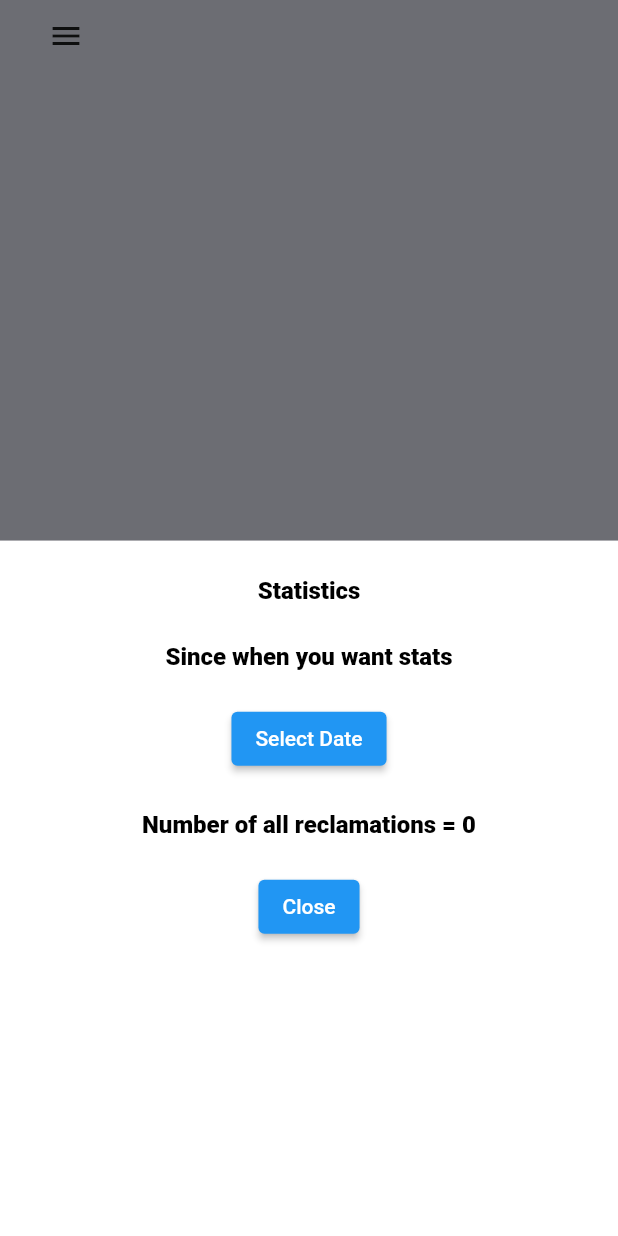
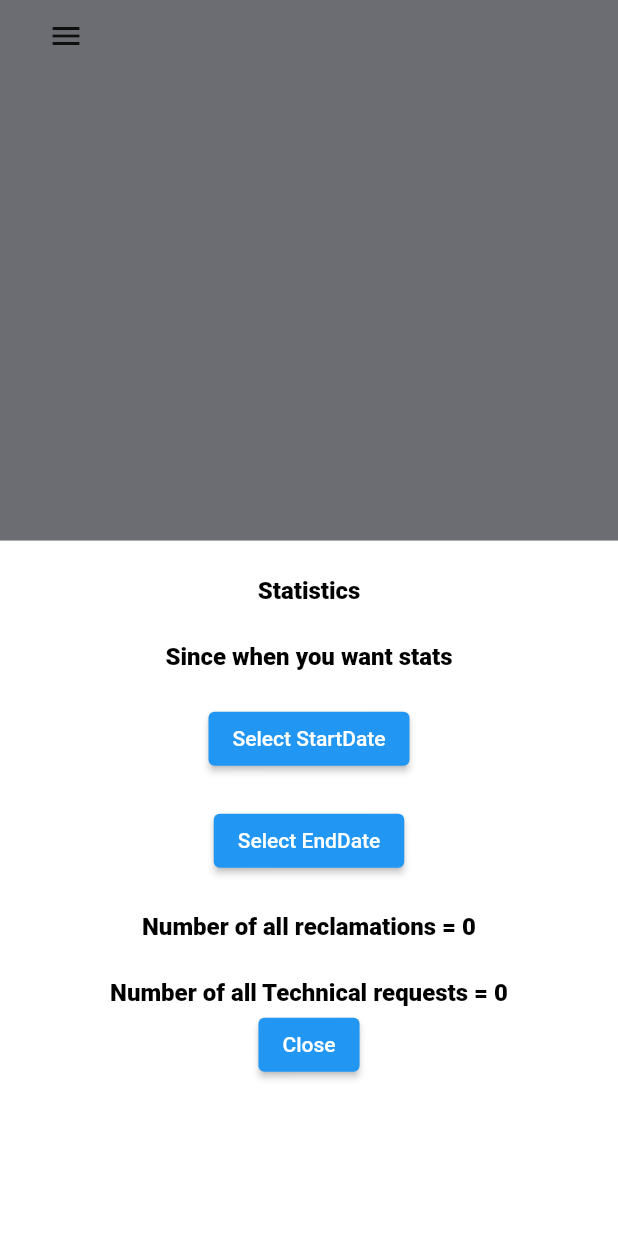
Before and after one commit to IE78945/projet_fin_annee_2gt_web, a Flutter app: the screen it shows after launch, after a tap on "Sign In", after a tap on "View Statistics", on a phone screen of 412 x 824 dp. Run offline on Flutter 3.47's test engine with Material 2 defaults, Android fonts, the light colour scheme and no system bars; our stand-ins replace cloud_firestore, csv, firebase_auth, firebase_core, flutter_svg, get and 2 more; missing offline and left inert: dart:html; accounts and stored records are empty; Roboto replaces fonts that are missing (Intel); statements that could not run were skipped.

Commit message:
New Update

```diff
--- a/lib/screens/main/components/list_of_emails.dart
+++ b/lib/screens/main/components/list_of_emails.dart
@@ -24,7 +24,8 @@
   int? clickedDiscussionIndex;
   String onSortBySelected;
   final Function(String?, String, String) updateEmailScreen;
-
+  DateTime? selectedStartDate;
+  DateTime? selectedEndDate;
   ListOfEmails({
     Key? key,
     this.clickedDiscussionIndex,
@@ -39,6 +40,9 @@
 }
 
 class _ListOfEmailsState extends State<ListOfEmails> {
+
+  late DateTime _selectedStartDate;
+  late DateTime _selectedEndDate;
 
   late int _activeIndex ;
 
@@ -75,6 +79,8 @@
     else {
       _activeIndex = widget.clickedDiscussionIndex!;
     }
+    _selectedStartDate = widget.selectedStartDate ?? DateTime.now();
+    _selectedEndDate = widget.selectedEndDate ?? DateTime.now();
     super.initState();
   }
 
@@ -285,12 +291,18 @@
               ),
               SizedBox(height: kDefaultPadding),
               ElevatedButton(
-                onPressed: () => _selectDate(context),
-                child: Text('Select Date'),
+                onPressed: () => _selectDate(context, true),
+
+                  child: Text('Select StartDate'),
+              ),
+              SizedBox(height: kDefaultPadding),
+              ElevatedButton(
+                onPressed: () => _selectDate(context, false),
+                child: Text('Select EndDate'),
               ),
               SizedBox(height: kDefaultPadding),
               FutureBuilder<int>(
-                future: FirebaseFirestore.instance.collection('Chats').get().then((snapshot) => snapshot.size),
+                future: getReclamationsCount(),
                 builder: (context, snapshot) {
                   if (snapshot.connectionState == ConnectionState.waiting) {
                     return const CircularProgressIndicator();
@@ -310,8 +322,28 @@
                   }
                 },
               ),
-
               SizedBox(height: kDefaultPadding),
+              FutureBuilder<int>(
+                future: getTypeCount(),
+                builder: (context, snapshot) {
+                  if (snapshot.connectionState == ConnectionState.waiting) {
+                    return const CircularProgressIndicator();
+                  } else if (snapshot.hasError) {
+                    return const Text('Error retrieving number');
+                  } else {
+                    final number = snapshot.data;
+                    return Text(
+                      'Number of all Technical requests = $number',
+                      style: const TextStyle(
+                        height: 1.5,
+                        color: Colors.black,
+                        fontWeight: FontWeight.w900,
+                        fontSize: 16,
+                      ),
+                    );
+                  }
+                },
+              ),
               ElevatedButton(
                 onPressed: () {
                   Navigator.of(context).pop(); // Close the popup
@@ -325,18 +357,55 @@
     );
   }
 
-  DateTime selectedDate = DateTime.now();
+  Future<int> getTypeCount() async {
+    // Convert the start and end dates to Firestore Timestamps
+    final startTimestamp = Timestamp.fromDate(_selectedStartDate);
+    final endTimestamp = Timestamp.fromDate(_selectedEndDate.add(Duration(days: 1)));
 
-  Future<void> _selectDate(BuildContext context) async {
+    // Fetch discussions based on the selected date interval and type
+    final querySnapshot = await FirebaseFirestore.instance
+        .collection('Chats')
+        .where('Type', isEqualTo: 'Technical Request')
+        //.where('LastMessageDate', isGreaterThanOrEqualTo: startTimestamp)
+        //.where('LastMessageDate', isLessThan: endTimestamp)
+        .get();
+
+    // Return the count of discussions
+    return querySnapshot.size;
+  }
+
+
+
+  Future<int> getReclamationsCount() async {
+    // Convert the start and end dates to Firestore Timestamps
+    final startTimestamp = Timestamp.fromDate(_selectedStartDate);
+    final endTimestamp = Timestamp.fromDate(_selectedEndDate.add(Duration(days: 1)));
+    // Fetch discussions based on the selected date interval
+    final querySnapshot = await FirebaseFirestore.instance
+        .collection('Chats')
+        .where("LastMessageDate", isGreaterThanOrEqualTo: startTimestamp)
+        .where("LastMessageDate", isLessThan: endTimestamp)
+        .get();
+    // Return the count of discussions
+    return querySnapshot.size;
+  }
+
+  Future<void> _selectDate(BuildContext context, bool isStartDate) async {
     final DateTime? picked = await showDatePicker(
-        context: context,
-        initialDate: selectedDate,
-        firstDate: DateTime(1900),
-        lastDate: DateTime(2101));
-    if (picked != null && picked != selectedDate)
+      context: context,
+      initialDate: isStartDate ? _selectedStartDate : _selectedEndDate,
+      firstDate: DateTime(1900),
+      lastDate: DateTime(2101),
+    );
+    if (picked != null) {
       setState(() {
-        selectedDate = picked;
+        if (isStartDate) {
+          _selectedStartDate = picked;
+        } else {
+          _selectedEndDate = picked;
+        }
       });
+    }
   }
 
   GetDiscussionSortedBy(String sortBy) {
```
